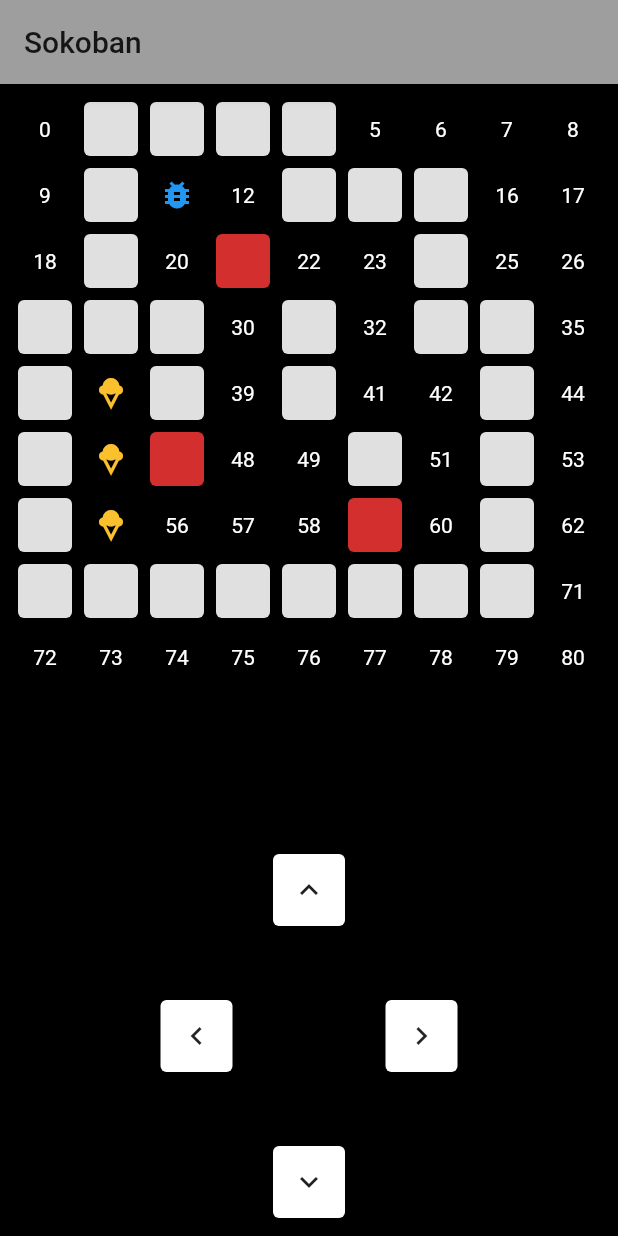
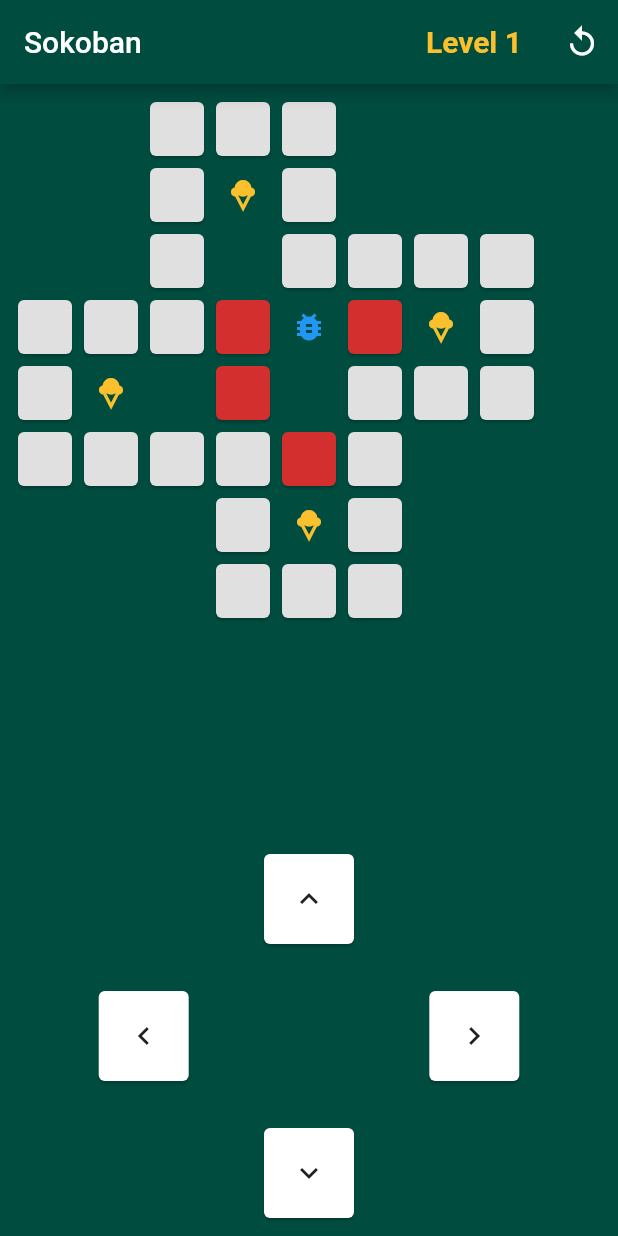
Before and after one commit to IamAbbey/Sokoban, a Flutter app: the GameScreen screen opened directly, after a tap on the "keyboard arrow up" icon, on a phone screen of 412 x 824 dp. Run offline on Flutter 3.47's test engine with Material 2 defaults, Android fonts, the phone set to English and light mode, and no system bars.

Commit message:
code clean up done, mvp

```diff
--- a/lib/main-old.dart
+++ /dev/null
@@ -1,314 +0,0 @@
-import 'package:Sokoban/stages.dart';
-import 'package:flutter/foundation.dart';
-import 'package:flutter/material.dart';
-
-void main() {
-  runApp(MyApp());
-}
-
-class MyApp extends StatelessWidget {
-  @override
-  Widget build(BuildContext context) {
-    return MaterialApp(
-      title: 'Flutter Demo',
-      theme: ThemeData(
-        primarySwatch: Colors.blue,
-        visualDensity: VisualDensity.adaptivePlatformDensity,
-      ),
-      home: GameScreen(),
-    );
-  }
-}
-
-List<String> board = List.generate(81, (index) => '$index');
-int currentStage = 3;
-// List<int> staticIndexList = [
-//   2,
-//   3,
-//   4,
-//   11,
-//   13,
-//   20,
-//   22,
-//   23,
-//   24,
-//   25,
-//   27,
-//   28,
-//   29,
-//   34,
-//   36,
-//   41,
-//   42,
-//   43,
-//   45,
-//   46,
-//   47,
-//   48,
-//   50,
-//   57,
-//   59,
-//   66,
-//   67,
-//   68
-// ];
-
-// List<int> bricksPosition = [30, 39, 49, 32];
-
-// List<int> foodIndexList = [12, 33, 37, 58];
-
-// int playerIndex = 40;
-
-class GameScreen extends StatefulWidget {
-  const GameScreen({Key key}) : super(key: key);
-
-  @override
-  _GameScreenState createState() => _GameScreenState();
-}
-
-class _GameScreenState extends State<GameScreen> {
-  @override
-  void initState() {
-    super.initState();
-    buildBoard();
-  }
-
-  List<int> staticIndexList = stages[currentStage].staticIndexList;
-
-  List<int> bricksStartPosition = stages[currentStage].bricksStartPosition;
-
-  List<int> foodPositionList = stages[currentStage].foodPositionList;
-
-  int playerIndex = stages[currentStage].playerStartIndex;
-  String oldPositionContent = '${stages[currentStage].playerStartIndex}';
-
-  void buildBoard() {
-    staticIndexList.sort();
-    foodPositionList.sort();
-    bricksStartPosition.sort();
-    for (var i = 0; i < board.length; i++) {
-      if (staticIndexList.contains(i)) {
-        board[i] = 'X';
-      }
-      if (foodPositionList.contains(i)) {
-        board[i] = 'F';
-      }
-      if (bricksStartPosition.contains(i)) {
-        board[i] = 'B';
-      }
-      if (i == playerIndex) {
-        board[i] = 'P';
-      }
-    }
-  }
-
-  makeMove(int moveCount, {bool positiveMove = true}) {
-    int newplayerIndex;
-    if (positiveMove) {
-      newplayerIndex = playerIndex + moveCount;
-    } else {
-      newplayerIndex = playerIndex - moveCount;
-    }
-    if (board[newplayerIndex] == 'X') {
-      return;
-    } else if (board[newplayerIndex] == 'B') {
-      print('in B');
-      if (positiveMove) {
-        if (board[newplayerIndex + moveCount] == 'X') {
-          return;
-        }
-      } else {
-        if (board[newplayerIndex - moveCount] == 'X') {
-          return;
-        }
-      }
-      print(positiveMove
-          ? board[newplayerIndex + moveCount]
-          : board[newplayerIndex - moveCount]);
-      if (positiveMove
-          ? board[newplayerIndex + moveCount] == 'F'
-          : board[newplayerIndex - moveCount] == 'F') {
-        oldPositionContent = board[newplayerIndex];
-        print('oldP $oldPositionContent');
-      } else {
-        oldPositionContent = '$playerIndex';
-      }
-      setState(() {
-        board[playerIndex] =
-            oldPositionContent == 'F' ? '$oldPositionContent' : '$playerIndex';
-        board[positiveMove
-            ? newplayerIndex + moveCount
-            : newplayerIndex - moveCount] = 'B';
-        print(positiveMove
-            ? newplayerIndex + moveCount
-            : newplayerIndex - moveCount);
-        // board[playerIndex] = oldPositionContent == 'F' ? 'F' : '$playerIndex';
-        print(board[playerIndex]);
-        playerIndex = newplayerIndex;
-        board[playerIndex] = 'P';
-        print(board[playerIndex]);
-      });
-      checkIfWin();
-    } else if (board[newplayerIndex] == 'F') {
-      print('in F');
-      print(positiveMove
-          ? board[newplayerIndex + moveCount]
-          : board[newplayerIndex - moveCount]);
-      if (positiveMove
-          ? board[newplayerIndex + moveCount] == 'F'
-          : board[newplayerIndex - moveCount] == 'F') {
-        oldPositionContent = board[newplayerIndex];
-        print('oldP $oldPositionContent');
-      }
-      setState(() {
-        board[playerIndex] =
-            oldPositionContent == 'F' ? '$oldPositionContent' : '$playerIndex';
-        playerIndex = newplayerIndex;
-        board[playerIndex] = 'P';
-      });
-      checkIfWin();
-    } else {
-      print('in else');
-      // print(positiveMove
-      //     ? board[newplayerIndex + moveCount]
-      //     : board[newplayerIndex - moveCount]);
-      // if (positiveMove
-      //     ? board[newplayerIndex + moveCount] == 'F'
-      //     : board[newplayerIndex - moveCount] == 'F') {
-      //   oldPositionContent = board[newplayerIndex];
-      //   print('oldP $oldPositionContent');
-      // }
-      setState(() {
-        if (board.where((element) => element == 'F').length ==
-            foodPositionList.length) {
-          board[playerIndex] = '$playerIndex';
-        } else {
-          board[playerIndex] = oldPositionContent == 'F'
-              ? '$oldPositionContent'
-              : '$playerIndex';
-        }
-        // oldPositionContent = '$playerIndex';
-        playerIndex = newplayerIndex;
-        board[playerIndex] = 'P';
-      });
-      checkIfWin();
-    }
-  }
-
-  void checkIfWin() {
-    List<int> currentBrickPosition = [];
-    board.asMap().forEach((index, element) {
-      if (element == 'B') {
-        currentBrickPosition.add(index);
-      }
-    });
-    currentBrickPosition.sort();
-    if (listEquals(currentBrickPosition, foodPositionList)) {
-      // setState(() {
-      //   currentStage += 1;
-      // });
-      print('won');
-    }
-  }
-
-  @override
-  Widget build(BuildContext context) {
-    return Scaffold(
-      backgroundColor: Colors.black,
-      appBar: AppBar(
-        title: Text('Sokoban'),
-      ),
-      body: Center(
-        child: Padding(
-          padding: const EdgeInsets.all(8.0),
-          child: Column(
-            children: [
-              Expanded(
-                flex: 2,
-                child: GridView.count(
-                  crossAxisCount: 9,
-                  children: board.map((e) {
-                    if (e == 'X') {
-                      return Card(color: Colors.grey[300]);
-                    } else if (e == 'F') {
-                      return Icon(
-                        Icons.icecream,
-                        color: Colors.yellow[700],
-                      );
-                    } else if (e == 'B') {
-                      return Card(color: Colors.red[700]);
-                    } else if (e == 'P') {
-                      return Icon(
-                        Icons.bug_report,
-                        color: Colors.blue,
-                      );
-                    }
-                    return Center(
-                      child: Text(
-                        e,
-                        style: TextStyle(color: Colors.white),
-                      ),
-                    );
-                  }).toList(),
-                ),
-              ),
-              Expanded(
-                child: SizedBox(
-                  width: MediaQuery.of(context).size.width * 0.5,
-                  child: Stack(
-                    children: [
-                      Align(
-                        alignment: Alignment.topCenter,
-                        child: Card(
-                          child: IconButton(
-                            icon: Icon(Icons.keyboard_arrow_up),
-                            onPressed: () {
-                              makeMove(9, positiveMove: false);
-                            },
-                          ),
-                        ),
-                      ),
-                      Align(
-                        alignment: Alignment.centerLeft,
-                        child: Card(
-                          child: IconButton(
-                            icon: Icon(Icons.keyboard_arrow_left),
-                            onPressed: () {
-                              makeMove(1, positiveMove: false);
-                            },
-                          ),
-                        ),
-                      ),
-                      Align(
-                        alignment: Alignment.centerRight,
-                        child: Card(
-                          child: IconButton(
-                            icon: Icon(Icons.keyboard_arrow_right),
-                            onPressed: () {
-                              makeMove(1);
-                            },
-                          ),
-                        ),
-                      ),
-                      Align(
-                        alignment: Alignment.bottomCenter,
-                        child: Card(
-                          child: IconButton(
-                            icon: Icon(Icons.keyboard_arrow_down),
-                            onPressed: () {
-                              makeMove(9);
-                            },
-                          ),
-                        ),
-                      ),
-                    ],
-                  ),
-                ),
-              )
-            ],
-          ),
-        ),
-      ),
-    );
-  }
-}
--- a/lib/main.dart
+++ b/lib/main.dart
@@ -10,10 +10,10 @@ class MyApp extends StatelessWidget {
   @override
   Widget build(BuildContext context) {
     return MaterialApp(
-      title: 'Flutter Demo',
+      title: 'Sokoban',
       debugShowCheckedModeBanner: false,
       theme: ThemeData(
-        primarySwatch: Colors.grey,
+        primarySwatch: Colors.teal,
         visualDensity: VisualDensity.adaptivePlatformDensity,
       ),
       home: GameScreen(),
@@ -124,11 +124,13 @@ class _GameScreenState extends State<GameScreen> {
   void checkIfWin() async {
     buildBoard();
     List<int> currentBrickPosition = [];
-    board.asMap().forEach((index, element) {
-      if (element == 'B') {
-        currentBrickPosition.add(index);
-      }
-    });
+    board.asMap().forEach(
+      (index, element) {
+        if (element == 'B') {
+          currentBrickPosition.add(index);
+        }
+      },
+    );
     currentBrickPosition.sort();
     if (listEquals(currentBrickPosition, foodPositionList)) {
       setState(() {
@@ -204,7 +206,9 @@ class _GameScreenState extends State<GameScreen> {
             Text(
               'Level ${currentStage + 1}',
               style: TextStyle(
-                  color: Colors.yellow[700], fontWeight: FontWeight.bold),
+                color: Colors.yellow[700],
+                fontWeight: FontWeight.bold,
+              ),
             ),
           ],
         ),
@@ -248,12 +252,6 @@ class _GameScreenState extends State<GameScreen> {
                               );
                             }
                             return Container();
-                            // return Center(
-                            //   child: Text(
-                            //     e,
-                            //     style: TextStyle(color: Colors.white),
-                            //   ),
-                            // );
                           }).toList(),
                         ),
                       ),
--- a/lib/stages.dart
+++ b/lib/stages.dart
@@ -15,12 +15,6 @@ class Stages {
 }
 
 List<Stages> stages = [
-  // Stages(
-  //   staticIndexList: [],
-  //   bricksStartPosition: [],
-  //   foodPositionList: [],
-  //   playerStartIndex: 9,
-  // ),
   Stages(
     staticIndexList: [
       2,
```
